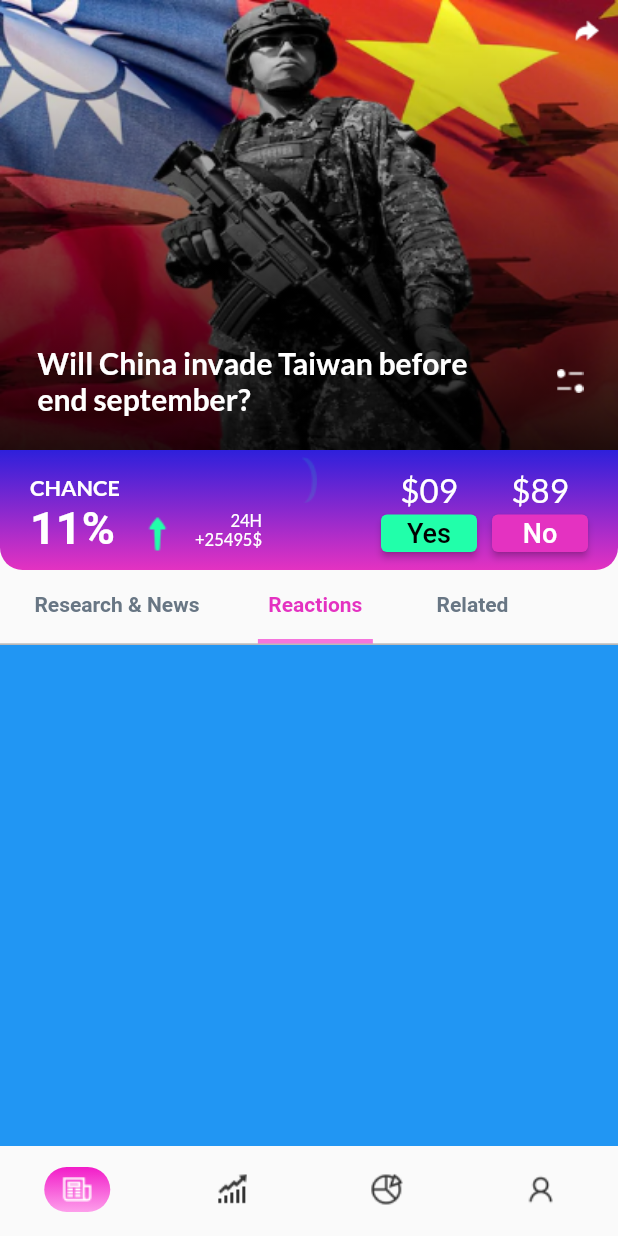
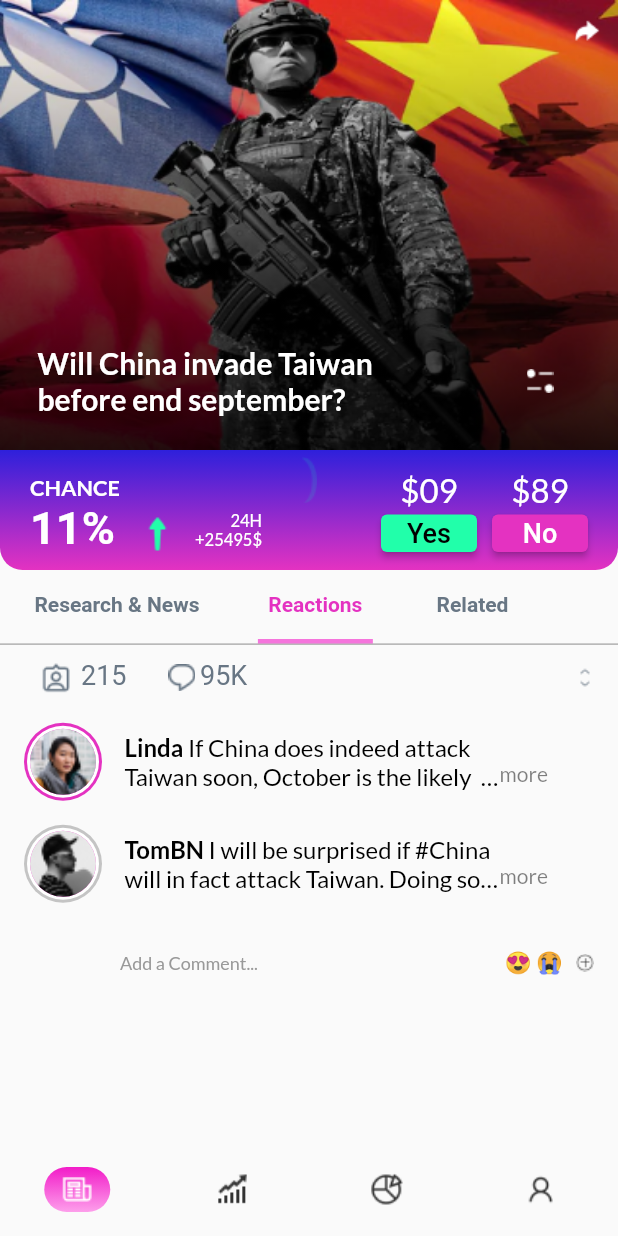
Before and after one commit to CaptainBiswa69/Task-GrowMate, a Flutter app: the screen it shows after launch, tab 2 chosen, on a phone screen of 412 x 824 dp. Run offline on Flutter 3.47's test engine with Material 2 defaults, Android fonts, the phone set to English and light mode, and no system bars; our stand-ins replace google_fonts; Roboto replaces fonts that are missing (customFont).

Commit message:
Second tab section Completed partialy

```diff
--- a/lib/pages/feed.dart
+++ b/lib/pages/feed.dart
@@ -44,7 +44,7 @@ class _FeedState extends State<Feed> with TickerProviderStateMixin {
                         Padding(
                           padding: const EdgeInsets.fromLTRB(25, 0, 0, 0),
                           child: SizedBox(
-                            width: 300,
+                            width: 280,
                             child: Text(
                                 "Will China invade Taiwan before end september? ",
                                 style: GoogleFonts.lato(
--- a/lib/pages/reactions.dart
+++ b/lib/pages/reactions.dart
@@ -1,15 +1,157 @@
-import 'package:flutter/cupertino.dart';
 import 'package:flutter/material.dart';
-import 'package:flutter/src/foundation/key.dart';
-import 'package:flutter/src/widgets/framework.dart';
+import 'package:google_fonts/google_fonts.dart';
 
 class Reactions extends StatelessWidget {
   const Reactions({Key? key}) : super(key: key);
 
   @override
   Widget build(BuildContext context) {
-    return Container(
-      color: Colors.blue,
+    return Column(
+      crossAxisAlignment: CrossAxisAlignment.start,
+      children: [
+        Row(
+          mainAxisAlignment: MainAxisAlignment.spaceBetween,
+          children: [
+            Padding(
+              padding: const EdgeInsets.all(10.0),
+              child: Row(
+                crossAxisAlignment: CrossAxisAlignment.start,
+                children: const [
+                  SizedBox(
+                    width: 15,
+                  ),
+                  ImageIcon(
+                    AssetImage("assets/icons/mention.png"),
+                    color: Color(0xff687684),
+                  ),
+                  SizedBox(
+                    width: 5,
+                  ),
+                  Text(
+                    "215",
+                    style: TextStyle(fontSize: 18, color: Color(0xff687684)),
+                  ),
+                  SizedBox(
+                    width: 25,
+                  ),
+                  ImageIcon(AssetImage("assets/icons/comments.png"),
+                      color: Color(0xff687684)),
+                  Text(
+                    "95K",
+                    style: TextStyle(fontSize: 18, color: Color(0xff687684)),
+                  ),
+                ],
+              ),
+            ),
+            const Padding(
+              padding: EdgeInsets.symmetric(horizontal: 10, vertical: 10),
+              child: ImageIcon(AssetImage("assets/icons/Group_39.png"),
+                  color: Color(0xff687684)),
+            ),
+          ],
+        ),
+        commentTile(
+            "assets/pictures/pic1.png",
+            const Color(0xffE432C1),
+            "Linda ",
+            'If China does indeed attack Taiwan soon, October is the likely  time sice the'),
+        commentTile(
+            "assets/pictures/pic2.png",
+            const Color(0xffC4C4C4),
+            "TomBN ",
+            'I will be surprised if #China will in fact attack Taiwan. Doing so requires lot of'),
+        const SizedBox(height: 10),
+        Padding(
+          padding: const EdgeInsets.fromLTRB(80, 10, 10, 10),
+          child: Row(
+            mainAxisAlignment: MainAxisAlignment.spaceBetween,
+            children: [
+              Text(
+                "Add a Comment...",
+                style: GoogleFonts.lato(
+                    textStyle: const TextStyle(
+                        color: Color(0xff999999), fontSize: 12)),
+              ),
+              Row(
+                mainAxisAlignment: MainAxisAlignment.start,
+                children: const [
+                  Text("😍 😭"),
+                  SizedBox(
+                    width: 3,
+                  ),
+                  ImageIcon(
+                    AssetImage(
+                      "assets/icons/plus.png",
+                    ),
+                  )
+                ],
+              )
+            ],
+          ),
+        )
+      ],
+    );
+  }
+
+  Padding commentTile(
+      String imagePtah, Color bordercolor, String user, String comment) {
+    return Padding(
+      padding: const EdgeInsets.fromLTRB(16, 8, 16, 8),
+      child: Row(
+        children: [
+          CircleAvatar(
+            radius: 26,
+            backgroundColor: bordercolor,
+            child: CircleAvatar(
+              radius: 24,
+              backgroundColor: Colors.white,
+              child: CircleAvatar(
+                radius: 22,
+                backgroundImage: AssetImage(imagePtah),
+              ),
+            ),
+          ),
+          const SizedBox(
+            width: 15,
+          ),
+          SizedBox(width: 250, child: commentText(user, comment)),
+          Column(
+            children: [
+              const Text(""),
+              Text(
+                "more",
+                style: GoogleFonts.lato(
+                    textStyle: TextStyle(
+                        color: const Color(0xff000000).withOpacity(0.5))),
+              )
+            ],
+          )
+        ],
+      ),
+    );
+  }
+
+  RichText commentText(String user, String comment) {
+    return RichText(
+      maxLines: 2,
+      overflow: TextOverflow.ellipsis,
+      text: TextSpan(
+        style: GoogleFonts.lato(
+          textStyle: const TextStyle(
+            fontSize: 16.0,
+            color: Colors.black,
+          ),
+        ),
+        children: [
+          TextSpan(
+              text: user,
+              style: GoogleFonts.lato(
+                  textStyle: const TextStyle(fontWeight: FontWeight.bold))),
+          TextSpan(
+            text: comment,
+          ),
+        ],
+      ),
     );
   }
 }
--- a/lib/pages/reasearch_news.dart
+++ b/lib/pages/reasearch_news.dart
@@ -94,6 +94,7 @@ class ReasearchAndNews extends StatelessWidget {
                             heading,
                             style: const TextStyle(
                                 fontWeight: FontWeight.bold,
+                                fontSize: 14,
                                 color: Color(0xff080808)),
                           ),
                         ),
@@ -108,13 +109,13 @@ class ReasearchAndNews extends StatelessWidget {
                       ],
                     ),
                     SizedBox(
-                      height: 66,
+                      height: 75,
                       child: Padding(
                         padding: const EdgeInsets.symmetric(horizontal: 10),
                         child: Text(
                           description,
                           style: GoogleFonts.lato(
-                              textStyle: const TextStyle(fontSize: 12)),
+                              textStyle: const TextStyle(fontSize: 13)),
                           maxLines: 4,
                           overflow: TextOverflow.ellipsis,
                         ),
--- a/lib/pages/related.dart
+++ b/lib/pages/related.dart
@@ -1,7 +1,4 @@
-import 'package:flutter/cupertino.dart';
 import 'package:flutter/material.dart';
-import 'package:flutter/src/foundation/key.dart';
-import 'package:flutter/src/widgets/framework.dart';
 
 class Related extends StatelessWidget {
   const Related({Key? key}) : super(key: key);
--- a/pubspec.yaml
+++ b/pubspec.yaml
@@ -65,6 +65,7 @@ flutter:
     - assets/bottom/
     - assets/main_view/
     - assets/icons/
+    - assets/pictures/
 
   # An image asset can refer to one or more resolution-specific "variants", see
   # https://flutter.dev/assets-and-images/#resolution-aware
```
Also changed, not shown: assets/icons/Group_39.png (added), assets/icons/comments.png (added), assets/icons/mention.png (added), assets/icons/plus.png (added), assets/pictures/pic1.png (added), assets/pictures/pic2.png (added).
